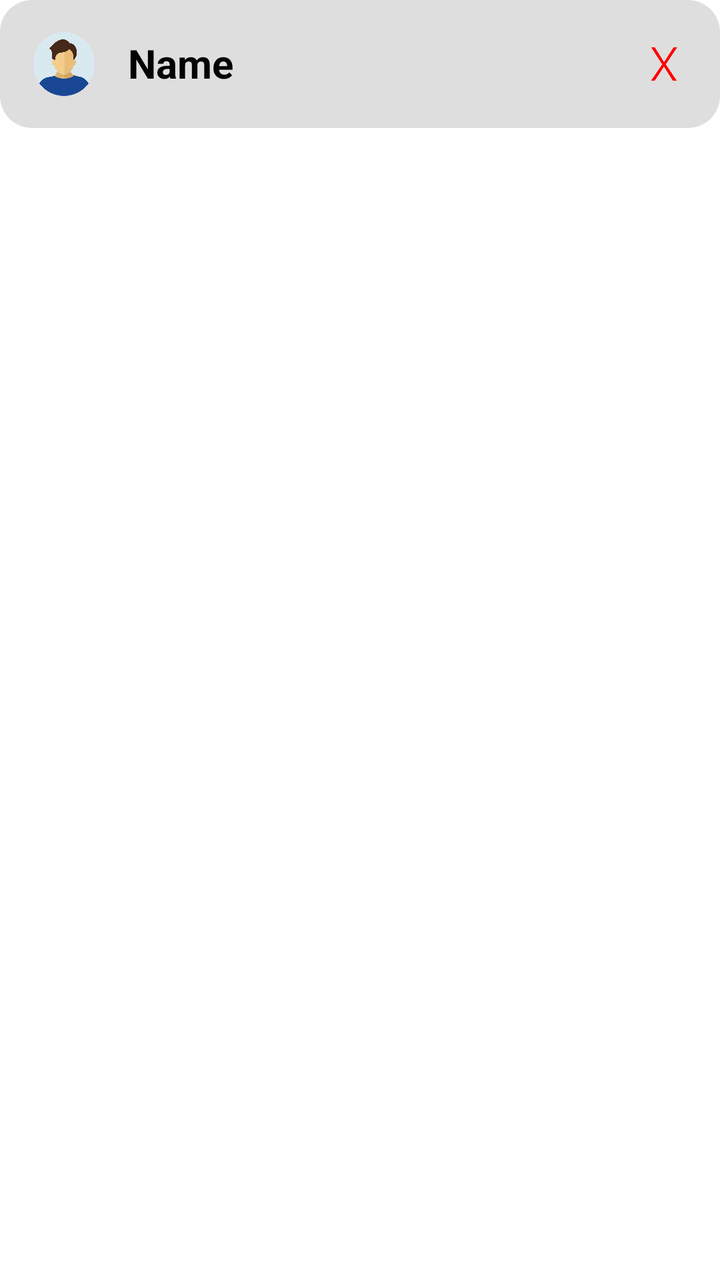
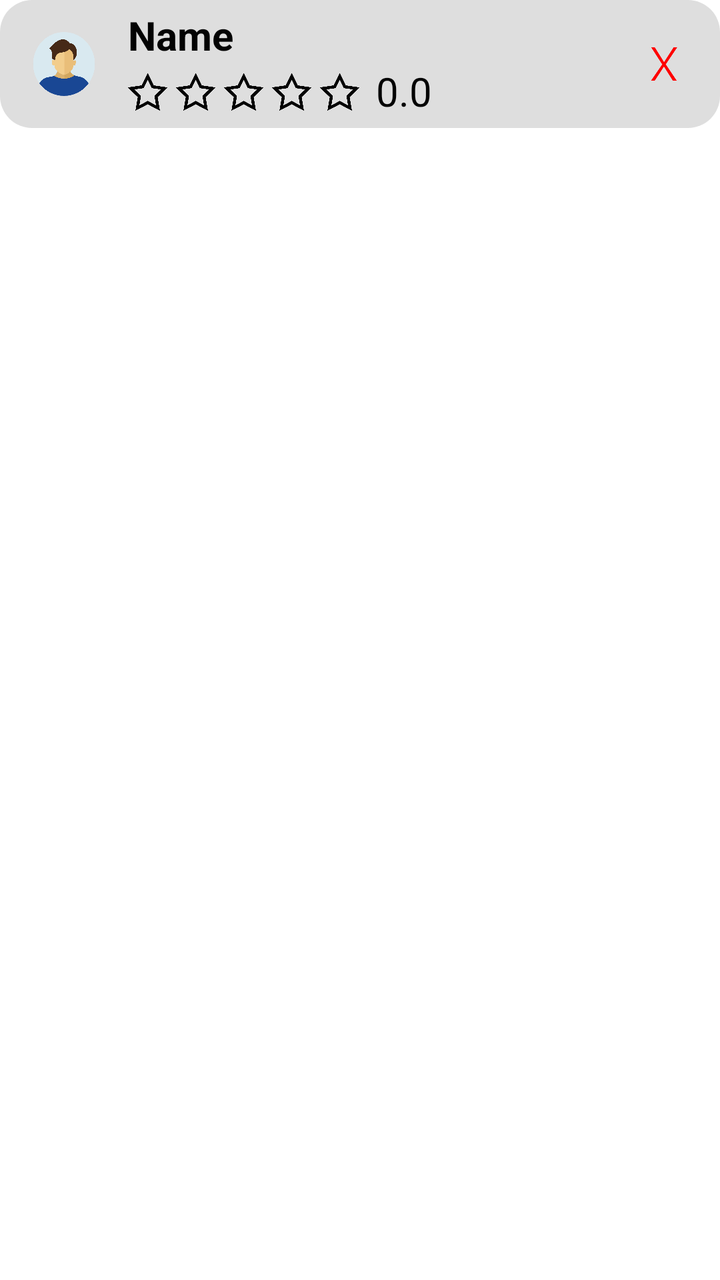

Before-and-after screenshots of an Android layout around one commit, followed by the original layout XML and the change that was made.
<!-- AndroidManifest.xml: application theme Theme.TFG -->
<!-- res/layout/rv_player.xml -->
<?xml version="1.0" encoding="utf-8"?>
<androidx.constraintlayout.widget.ConstraintLayout xmlns:android="http://schemas.android.com/apk/res/android"
    xmlns:app="http://schemas.android.com/apk/res-auto"
    xmlns:tools="http://schemas.android.com/tools"
    android:layout_width="match_parent"
    android:layout_height="80dp"
    android:background="?attr/colorPrimary">

    <LinearLayout
        android:id="@+id/sportButton"
        android:layout_width="0dp"
        android:layout_height="64dp"
        android:background="@drawable/rounded_button_grey"
        android:gravity="center"
        android:orientation="horizontal"
        android:padding="12dp"
        app:layout_constraintEnd_toEndOf="parent"
        app:layout_constraintStart_toStartOf="parent"
        app:layout_constraintTop_toTopOf="parent">

    </LinearLayout>

    <LinearLayout
        android:id="@+id/linearLayout6"
        android:layout_width="0dp"
        android:layout_height="wrap_content"
        android:layout_marginStart="16dp"
        android:layout_marginEnd="8dp"
        android:orientation="vertical"
        app:layout_constraintBottom_toBottomOf="@+id/sportButton"
        app:layout_constraintEnd_toStartOf="@+id/imageView2"
        app:layout_constraintStart_toEndOf="@+id/profilePic"
        app:layout_constraintTop_toTopOf="parent">

        <TextView
            android:id="@+id/sportText"
            android:layout_width="match_parent"
            android:layout_height="28dp"
            android:text="Name"
            android:textColor="?attr/colorContrast"
            android:textSize="20sp"
            android:textStyle="bold" />

    </LinearLayout>

    <ImageView
        android:id="@+id/imageView2"
        android:layout_width="24dp"
        android:layout_height="24dp"
        android:layout_marginEnd="16dp"
        android:layout_weight="1"
        android:tint="#FF0000"
        android:visibility="visible"
        app:layout_constraintBottom_toBottomOf="@+id/sportButton"
        app:layout_constraintEnd_toEndOf="parent"
        app:layout_constraintTop_toTopOf="parent"
        app:srcCompat="@drawable/deletequeue" />

    <com.google.android.material.imageview.ShapeableImageView
        android:id="@+id/profilePic"
        style="@style/RoundedImage"
        android:layout_width="32dp"
        android:layout_height="32dp"
        android:layout_marginStart="16dp"
        android:layout_marginTop="16dp"
        app:layout_constraintStart_toStartOf="parent"
        app:layout_constraintTop_toTopOf="parent"
        app:srcCompat="@drawable/man" />

    <ImageView
        android:id="@+id/Crown"
        android:layout_width="16dp"
        android:layout_height="16dp"
        android:layout_weight="1"
        android:visibility="gone"
        app:layout_constraintBottom_toBottomOf="@+id/profilePic"
        app:layout_constraintEnd_toEndOf="@+id/profilePic"
        app:srcCompat="@drawable/crowniconv2" />

</androidx.constraintlayout.widget.ConstraintLayout>
<!-- resources referenced by this layout -->
<resources>
  <!-- drawable crowniconv2: png bitmap (drawable, 38901 bytes) -->
  <!-- drawable deletequeue: png bitmap (drawable, 4978 bytes) -->
  <!-- drawable man: png bitmap (drawable, 16637 bytes) -->
  <!-- drawable rounded_button_grey (drawable) -->
  <shape xmlns:android="http://schemas.android.com/apk/res/android">
      <solid android:color="?attr/colorBackground2"/>
      <corners android:radius="16dp"/>
      <padding
          android:left="16dp"
          android:right="16dp"
          android:top="10dp"
          android:bottom="10dp"/>
  </shape>
  <style name="RoundedImage">
          <item name="shapeAppearanceOverlay">@style/RoundedCorners</item>
      </style>
  <style name="Theme.TFG" parent="Base.Theme.TFG" />
  <style name="RoundedCorners">
          <item name="cornerFamily">rounded</item>
          <item name="cornerSize">50%</item> 
      </style>
  <style name="Base.Theme.TFG" parent="Theme.Material3.DayNight.NoActionBar">
          <item name="colorPrimary">@color/mainBackgroundWhite</item>
          <item name="colorContrast">@color/mainTextWhite</item>
          <item name="colorBackground2">@color/background2White</item>
          <item name="colorTextSecondary">@color/secondTextWhite</item>
          <item name="globalBlue">@color/globalBlue</item>
      </style>
  <color name="mainBackgroundWhite">#FFFFFF</color>
  <color name="mainTextWhite">#030303</color>
  <color name="background2White">#DEDEDE</color>
  <color name="secondTextWhite">#575757</color>
  <color name="globalBlue">#1E90FF</color>
</resources>

<!-- the commit's change to res/layout/rv_player.xml (unified diff, before → after) -->
@@ -41,6 +41,71 @@
             android:textSize="20sp"
             android:textStyle="bold" />
 
+        <LinearLayout
+            android:id="@+id/starLL"
+            android:layout_width="wrap_content"
+            android:layout_height="match_parent"
+            android:gravity="center|center_horizontal"
+            android:orientation="horizontal"
+            android:visibility="visible">
+
+            <ImageView
+                android:id="@+id/star1"
+                android:layout_width="20dp"
+                android:layout_height="20dp"
+                android:layout_weight="1"
+                android:tint="?attr/colorContrast"
+                app:srcCompat="@drawable/star_empty" />
+
+            <ImageView
+                android:id="@+id/star2"
+                android:layout_width="20dp"
+                android:layout_height="20dp"
+                android:layout_marginLeft="4dp"
+                android:layout_weight="1"
+                android:tint="?attr/colorContrast"
+                app:srcCompat="@drawable/star_empty" />
+
+            <ImageView
+                android:id="@+id/star3"
+                android:layout_width="20dp"
+                android:layout_height="20dp"
+                android:layout_marginLeft="4dp"
+                android:layout_weight="1"
+                android:tint="?attr/colorContrast"
+                app:srcCompat="@drawable/star_empty" />
+
+            <ImageView
+                android:id="@+id/star4"
+                android:layout_width="20dp"
+                android:layout_height="20dp"
+                android:layout_marginLeft="4dp"
+                android:layout_weight="1"
+                android:tint="?attr/colorContrast"
+                app:srcCompat="@drawable/star_empty" />
+
+            <ImageView
+                android:id="@+id/star5"
+                android:layout_width="20dp"
+                android:layout_height="20dp"
+                android:layout_marginLeft="4dp"
+                android:layout_weight="1"
+                android:tint="?attr/colorContrast"
+                app:srcCompat="@drawable/star_empty" />
+
+            <TextView
+                android:id="@+id/ratingText"
+                android:layout_width="match_parent"
+                android:layout_height="28dp"
+                android:layout_marginStart="8dp"
+                android:layout_weight="1"
+                android:text="0.0"
+                android:textColor="?attr/colorContrast"
+                android:textSize="20sp"
+                android:textStyle="normal" />
+
+        </LinearLayout>
+
     </LinearLayout>
 
     <ImageView
<!-- resource entries referenced after the edit -->
@@ -13,6 +13,7 @@
           android:top="10dp"
           android:bottom="10dp"/>
   </shape>
+  <!-- drawable star_empty: png bitmap (drawable, 9334 bytes) -->
   <style name="RoundedImage">
           <item name="shapeAppearanceOverlay">@style/RoundedCorners</item>
       </style>
